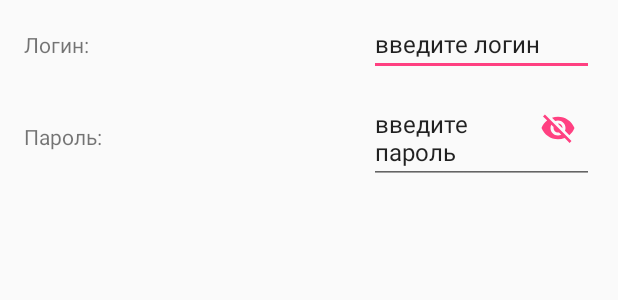
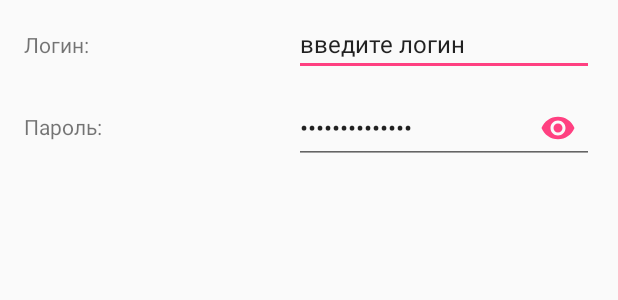
Before and after one commit to JaverSingleton/immovables, an Android app: the layout view_login_block.xml on its own in the app's theme, with its tools: preview values and no code run, on a phone screen of 412 x 824 dp. Shown: the top 300 px of the screen. Run offline under Robolectric (Android 15) with nearby library versions, the phone set to English and light mode, and no system bars.

Commit message:
- added authorization view

```diff
--- a/app/src/main/res/layout/view_login_block.xml
+++ b/app/src/main/res/layout/view_login_block.xml
@@ -29,7 +29,7 @@
 
     <android.support.design.widget.TextInputEditText
         android:id="@+id/inputLogin"
-        android:layout_width="150dp"
+        android:layout_width="200dp"
         android:layout_height="wrap_content"
         android:layout_marginEnd="8dp"
         android:textSize="16sp"
@@ -62,9 +62,10 @@
 
         <android.support.design.widget.TextInputEditText
             android:id="@+id/inputPass"
-            android:layout_width="150dp"
+            android:layout_width="200dp"
             android:layout_height="wrap_content"
             android:textSize="16sp"
+            android:inputType="textPassword"
             tools:text="введите пароль" />
 
     </android.support.design.widget.TextInputLayout>
```
